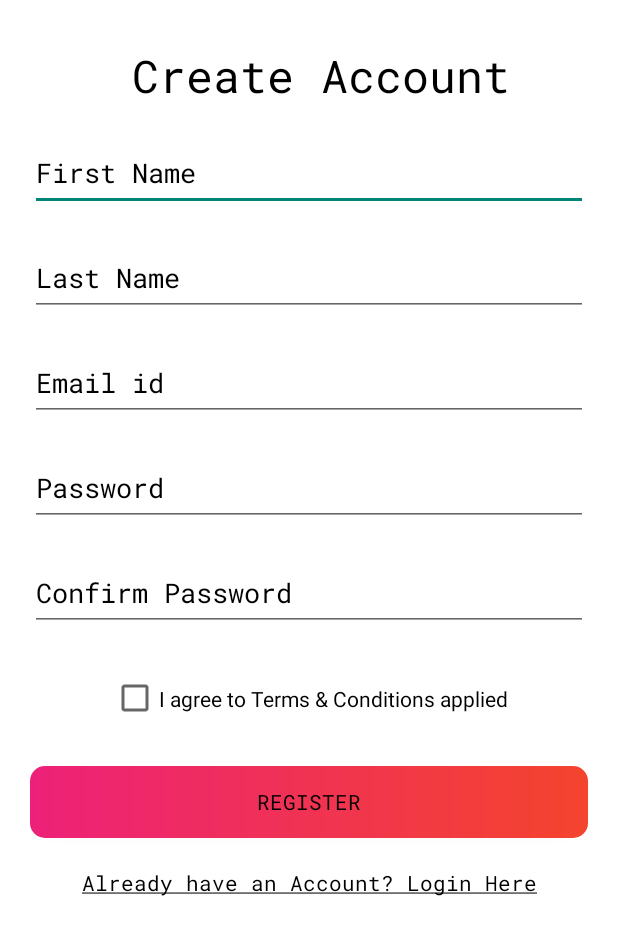
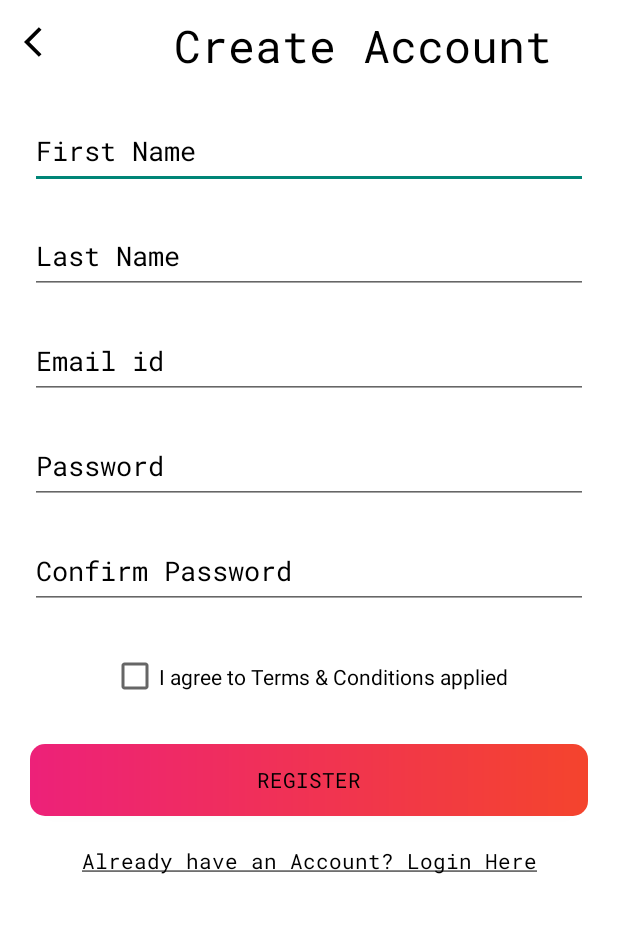
Before and after one commit to Pran-28/EcommerceShopApp, an Android app: the RegisterActivity screen opened directly, with no data from a screen before it, on a phone screen of 412 x 824 dp. Shown: the top 935 px of the screen. Run offline under Robolectric (Android 15) with nearby library versions, the phone set to English and light mode, and no system bars.

Commit message:
Ecommerce Shop App - Finished Login Page, Register Page

```diff
--- a/app/src/main/java/com/example/ecommerceshopapp/Activities/RegisterActivity.kt
+++ b/app/src/main/java/com/example/ecommerceshopapp/Activities/RegisterActivity.kt
@@ -4,17 +4,45 @@ import android.content.Intent
 import androidx.appcompat.app.AppCompatActivity
 import android.os.Bundle
 import android.view.View
+import androidx.appcompat.app.ActionBar
+import androidx.appcompat.widget.Toolbar
+import androidx.core.content.ContextCompat.startActivity
 import com.example.ecommerceshopapp.R
 
 class RegisterActivity : AppCompatActivity() {
+    private lateinit var toolbar: Toolbar
     override fun onCreate(savedInstanceState: Bundle?) {
         super.onCreate(savedInstanceState)
         setContentView(R.layout.activity_register)
+        toolbar = findViewById(R.id.toolbar)
+
+        SetupToolbar()
+
+
     }
+
 
     fun login_here(view: View) {
         val intent = Intent(applicationContext, LoginActivity::class.java)
         startActivity(intent)
         finish()
     }
+
+    private fun SetupToolbar() {
+        // setting toolbar as action bar
+        setSupportActionBar(toolbar)
+        supportActionBar?.apply {
+
+            // show back button on toolbar
+            setDisplayHomeAsUpEnabled(true)
+
+            // setting back button drawable
+            setHomeAsUpIndicator(R.drawable.ic_back_arrow)
+
+
+            // will go to start activity
+            toolbar.setNavigationOnClickListener { onBackPressed() }
+        }
+
+    }
 }
--- /dev/null
+++ b/app/src/main/res/drawable/ic_back_arrow.xml
@@ -0,0 +1,5 @@
+<vector android:autoMirrored="true" android:height="24dp"
+    android:tint="#000000" android:viewportHeight="24"
+    android:viewportWidth="24" android:width="24dp" xmlns:android="http://schemas.android.com/apk/res/android">
+    <path android:fillColor="@android:color/white" android:pathData="M11.67,3.87L9.9,2.1 0,12l9.9,9.9 1.77,-1.77L3.54,12z"/>
+</vector>
--- a/app/src/main/res/layout/activity_register.xml
+++ b/app/src/main/res/layout/activity_register.xml
@@ -11,6 +11,7 @@
         android:id="@+id/toolbar"
         android:layout_width="match_parent"
         android:layout_height="wrap_content"
+        android:gravity="center"
         app:layout_constraintLeft_toLeftOf="parent"
         app:layout_constraintRight_toRightOf="parent"
         app:layout_constraintTop_toTopOf="parent">
@@ -22,7 +23,7 @@
             android:layout_height="wrap_content"
             android:text="@string/create_account_text"
             android:textAlignment="center"
-            android:layout_marginTop="30dp"
+            android:layout_marginTop="10dp"
             android:textSize="30sp"
             android:textColor="@color/black"
             android:textStyle="bold" />
@@ -41,8 +42,11 @@
         android:textColorHint="@color/black"
         android:textStyle="bold"
         app:layout_constraintLeft_toLeftOf="parent"
-        app:layout_constraintRight_toRightOf="parent"
-        />
+        app:layout_constraintRight_toRightOf="parent">
+
+        <requestFocus/>
+
+    </com.example.ecommerceshopapp.utils.MSPEditText>
 
     <com.example.ecommerceshopapp.utils.MSPEditText
         android:id="@+id/last_name"
```
Also changed, not shown: app/src/main/AndroidManifest.xml (+8 -1 lines), app/src/main/java/com/example/ecommerceshopapp/Activities/BaseActivity.kt (added, +18 -0 lines), app/src/main/res/layout/activity_base.xml (added, +9 -0 lines).
